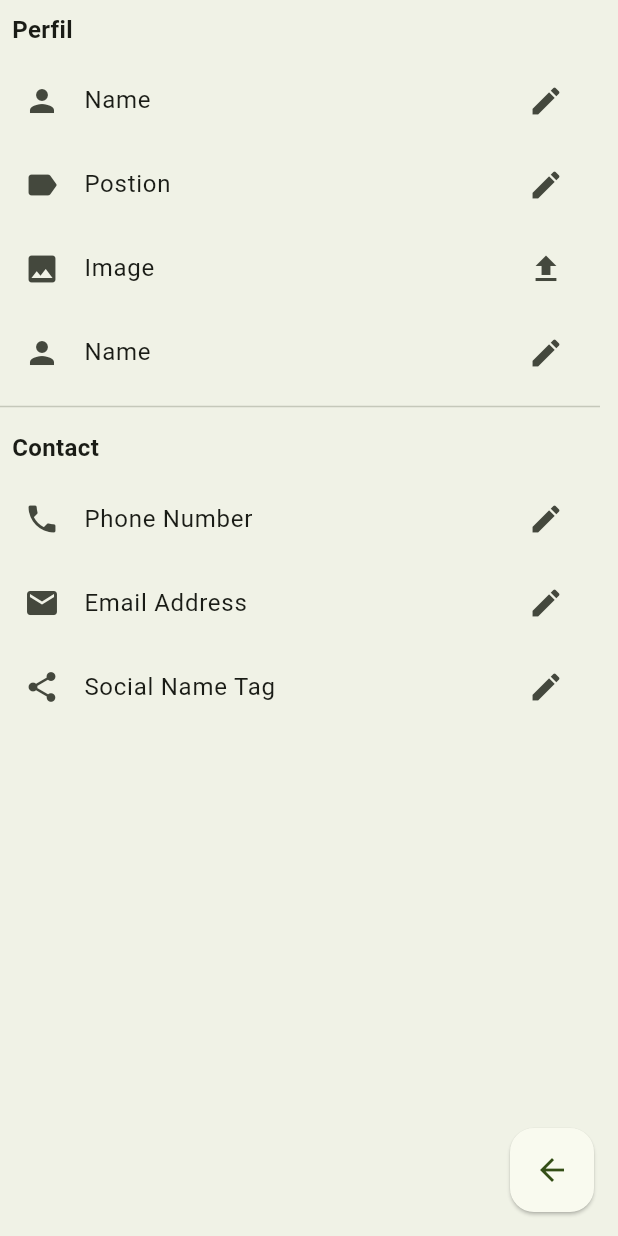
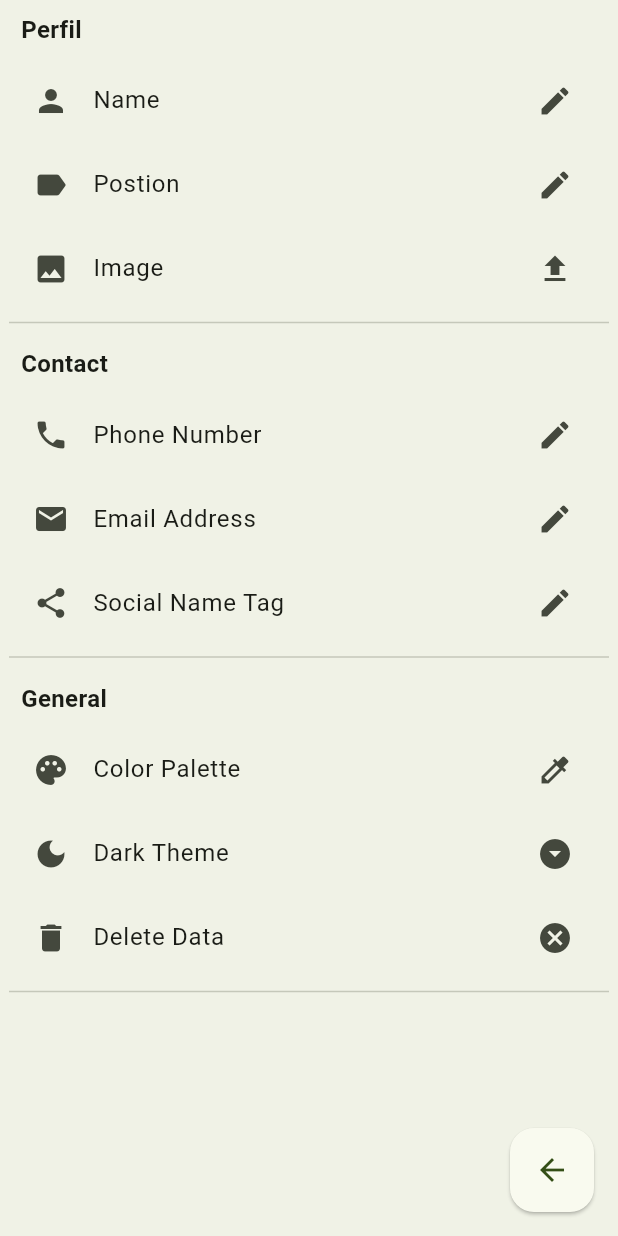
Before and after one commit to Xeivis/Flutter-ID-Business-App, a Flutter app: the Settings screen opened by its route, on a phone screen of 412 x 824 dp. Run offline on Flutter 3.47's test engine with Material 3 defaults, Android fonts, the phone set to English and light mode, and no system bars; our stand-ins replace shared_preferences; missing offline and left inert: flex_color_picker; accounts and stored records are empty.

```diff
--- a/lib/pages/settings.dart
+++ b/lib/pages/settings.dart
@@ -1,8 +1,11 @@
+import 'package:flex_color_picker/flex_color_picker.dart';
 import 'package:flutter/material.dart';
 import 'package:flutter/services.dart';
 import 'package:id_card/theme/theme.dart';
 
+import '../widgets/custom_list_tile.dart';
 import '../widgets/go_back_button.dart';
+import '../widgets/settings_section.dart';
 
 class Settings extends StatefulWidget {
   const Settings({super.key});
@@ -25,9 +28,11 @@
         statusBarColor: currentTheme.colorScheme.primary,
       ),
     );
+    // Color screenPickerColor = Theme.of(context).colorScheme.primary;
     return Scaffold(
       backgroundColor: Theme.of(context).colorScheme.onInverseSurface,
       body: SafeArea(
+        child: Center(
           child: Container(
             constraints: const BoxConstraints(maxWidth: 400),
             child: ListView(
@@ -51,12 +56,6 @@
                       icon: Icons.image,
                       name: "Image",
                       functionIcon: Icons.upload,
-                    function: () {},
-                  ),
-                  CustomListTile(
-                    icon: Icons.person,
-                    name: "Name",
-                    functionIcon: Icons.edit,
                       function: () {},
                     ),
                   ],
@@ -84,8 +83,58 @@
                       function: () {},
                     ),
                   ],
-              )
+                ),
+                const Divider(),
+                SettingsSection(
+                  title: "General",
+                  settings: [
+                    CustomListTile(
+                      icon: Icons.palette,
+                      name: "Color Palette",
+                      functionIcon: Icons.colorize,
+                      function: () {},
+                    ),
+                    CustomListTile(
+                      icon: Icons.dark_mode,
+                      name: "Dark Theme",
+                      functionIcon: Icons.arrow_drop_down_circle,
+                      function: () {},
+                    ),
+                    CustomListTile(
+                      icon: Icons.delete,
+                      name: "Delete Data",
+                      functionIcon: Icons.cancel,
+                      function: () {},
+                    ),
                   ],
+                ),
+                const Divider(),
+                const SizedBox(
+                  width: double.infinity,
+                  child: Padding(
+                    padding: EdgeInsets.all(6),
+                    child: Card(
+                      elevation: 1,
+                      // child: ColorPicker(
+                      //   enableShadesSelection: false,
+                      //   pickersEnabled: const {
+                      //     ColorPickerType.accent: false,
+                      //   },
+                      //   // // Use the screenPickerColor as start color.
+                      //   // color: Colors.red,
+                      //   // Update the screenPickerColor using the callback.
+                      //   onColorChanged: (Color color) =>
+                      //       setState(() => screenPickerColor = color),
+                      //   heading: Text(
+                      //     'Select color',
+                      //     style: Theme.of(context).textTheme.headlineSmall,
+                      //   ),
+                      // ),
+                    ),
+                  ),
+                ),
+              ],
+            ),
           ),
         ),
       ),
@@ -93,62 +142,3 @@
     );
   }
 }
-
-class SettingsSection extends StatelessWidget {
-  const SettingsSection({
-    super.key,
-    required this.title,
-    required this.settings,
-  });
-
-  final String title;
-  final List<CustomListTile> settings;
-
-  @override
-  Widget build(BuildContext context) {
-    return Column(
-      mainAxisAlignment: MainAxisAlignment.start,
-      crossAxisAlignment: CrossAxisAlignment.start,
-      children: [
-        Padding(
-          padding: const EdgeInsets.all(8.0),
-          child: Text(
-            title,
-            style: const TextStyle(
-              fontSize: 16,
-              fontWeight: FontWeight.bold,
-            ),
-          ),
-        ),
-        Column(
-          children: settings,
-        ),
-      ],
-    );
-  }
-}
-
-class CustomListTile extends StatelessWidget {
-  const CustomListTile({
-    super.key,
-    required this.icon,
-    required this.name,
-    required this.functionIcon,
-    required this.function,
-  });
-
-  final IconData icon;
-  final String name;
-  final IconData functionIcon;
-  final Function function;
-
-  @override
-  Widget build(BuildContext context) {
-    return ListTile(
-      title: Text(name),
-      leading: Icon(icon),
-      trailing: Icon(functionIcon),
-      onTap: function(),
-    );
-  }
-}
--- a/lib/widgets/config_button.dart
+++ b/lib/widgets/config_button.dart
@@ -9,8 +9,8 @@
   @override
   Widget build(BuildContext context) {
     return FloatingActionButton(
-      backgroundColor: Theme.of(context).colorScheme.background,
-      elevation: 0,
+      backgroundColor: Theme.of(context).colorScheme.onInverseSurface,
+      elevation: 1,
       onPressed: () => Navigator.of(context).push(createRoute()),
       child: const Icon(
         Icons.settings,
--- /dev/null
+++ b/lib/widgets/custom_list_tile.dart
@@ -0,0 +1,26 @@
+import 'package:flutter/material.dart';
+
+class CustomListTile extends StatelessWidget {
+  const CustomListTile({
+    super.key,
+    required this.icon,
+    required this.name,
+    required this.functionIcon,
+    required this.function,
+  });
+
+  final IconData icon;
+  final String name;
+  final IconData functionIcon;
+  final Function function;
+
+  @override
+  Widget build(BuildContext context) {
+    return ListTile(
+      title: Text(name),
+      leading: Icon(icon),
+      trailing: Icon(functionIcon),
+      onTap: function(),
+    );
+  }
+}
--- /dev/null
+++ b/lib/widgets/settings_section.dart
@@ -0,0 +1,37 @@
+import 'package:flutter/material.dart';
+
+import 'custom_list_tile.dart';
+
+class SettingsSection extends StatelessWidget {
+  const SettingsSection({
+    super.key,
+    required this.title,
+    required this.settings,
+  });
+
+  final String title;
+  final List<CustomListTile> settings;
+
+  @override
+  Widget build(BuildContext context) {
+    return Column(
+      mainAxisAlignment: MainAxisAlignment.start,
+      crossAxisAlignment: CrossAxisAlignment.start,
+      children: [
+        Padding(
+          padding: const EdgeInsets.all(8.0),
+          child: Text(
+            title,
+            style: const TextStyle(
+              fontSize: 16,
+              fontWeight: FontWeight.bold,
+            ),
+          ),
+        ),
+        Column(
+          children: settings,
+        ),
+      ],
+    );
+  }
+}
--- a/pubspec.yaml
+++ b/pubspec.yaml
@@ -7,8 +7,10 @@
   sdk: '>=3.2.6 <4.0.0'
 
 dependencies:
+  flex_color_picker: ^3.4.1
   flutter:
     sdk: flutter
+  shared_preferences: ^2.2.2
 
 dev_dependencies:
   flutter_test:
```
Also changed, not shown: lib/pages/home.dart (+45 -4 lines), pubspec.lock, 1 other file. Lines whose indentation alone changed are shown as unchanged.
